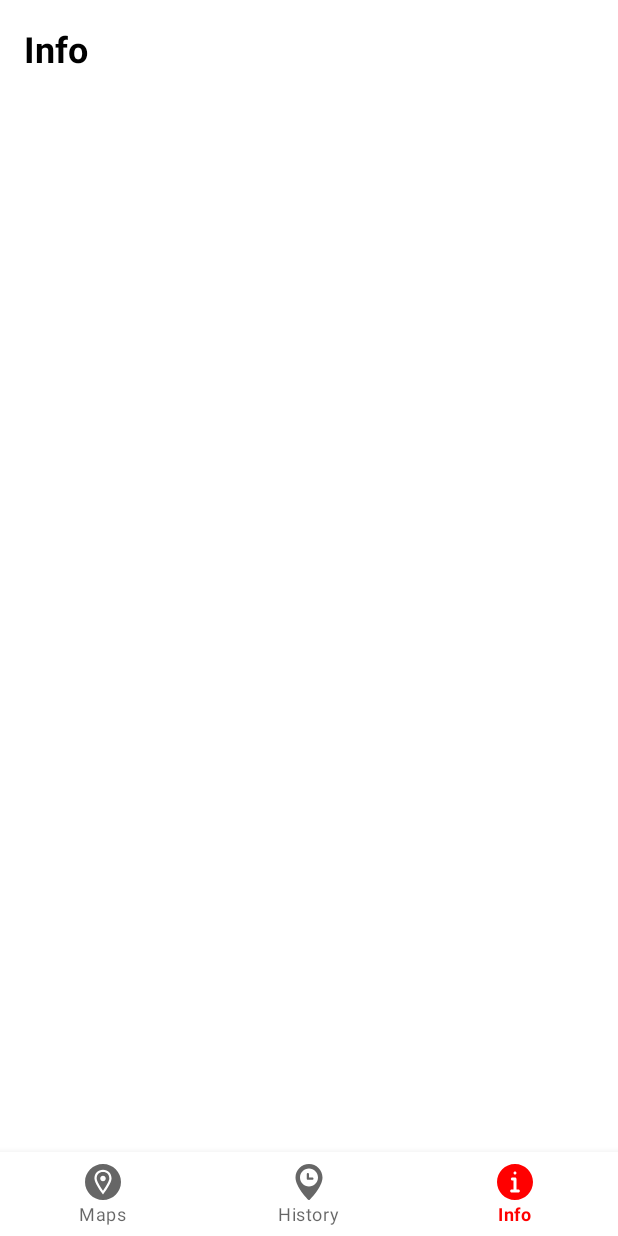
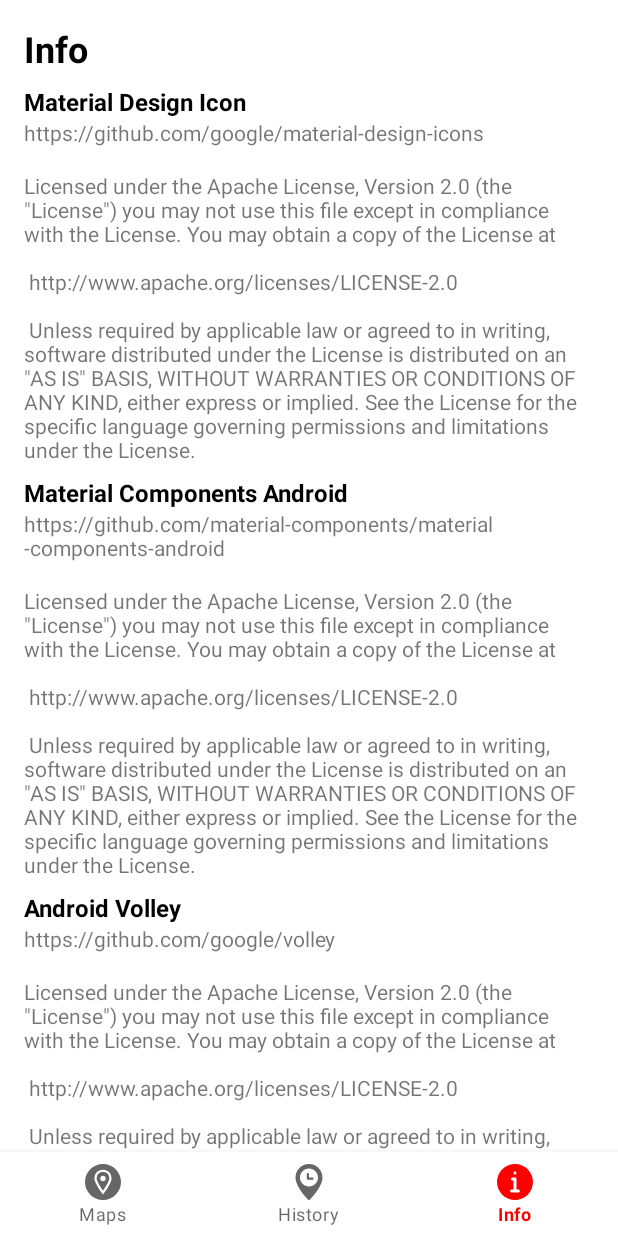
Before and after one commit to aksesin/Bangkit_Aksesin, an Android app: the InfoFragment screen opened through its navigation route, on a phone screen of 412 x 824 dp. Run offline under Robolectric (Android 15) with nearby library versions, the phone set to English and light mode, and no system bars; our stand-ins replace navigation-ui.

Commit message:
create list credit license (info)

```diff
--- /dev/null
+++ b/Aksesin/app/src/main/java/com/bangkit/aksesin/core/domain/model/Info.kt
@@ -0,0 +1,7 @@
+package com.bangkit.aksesin.core.domain.model
+
+data class Info(
+    var title: String,
+    var link: String,
+    var description: String
+)
--- /dev/null
+++ b/Aksesin/app/src/main/java/com/bangkit/aksesin/core/domain/model/InfoData.kt
@@ -0,0 +1,216 @@
+package com.bangkit.aksesin.core.domain.model
+
+object InfoData {
+
+    fun generateInfoCredits() :List<Info> {
+
+        val credits = ArrayList<Info>()
+
+        // 1. Material design Icon
+        credits.add(
+            Info(
+                "Material Design Icon",
+                "https://github.com/google/material-design-icons",
+                "Licensed under the Apache License, Version 2.0 (the \"License\") you may " +
+                        "not use this file except in compliance with the License. You may obtain a " +
+                        "copy of the License at \n\n http://www.apache.org/licenses/LICENSE-2.0 \n\n " +
+                        "Unless required by applicable law or agreed to in writing, software " +
+                        "distributed under the License is distributed on an \"AS IS\" BASIS, WITHOUT " +
+                        "WARRANTIES OR CONDITIONS OF ANY KIND, either express or implied. See the " +
+                        "License for the specific language governing permissions and limitations " +
+                        "under the License."
+            )
+        )
+
+        // 2. Material Components Android
+        credits.add(
+            Info(
+                "Material Components Android",
+                "https://github.com/material-components/material-components-android",
+                "Licensed under the Apache License, Version 2.0 (the \"License\") you may " +
+                        "not use this file except in compliance with the License. You may obtain a " +
+                        "copy of the License at \n\n http://www.apache.org/licenses/LICENSE-2.0 \n\n " +
+                        "Unless required by applicable law or agreed to in writing, software " +
+                        "distributed under the License is distributed on an \"AS IS\" BASIS, WITHOUT " +
+                        "WARRANTIES OR CONDITIONS OF ANY KIND, either express or implied. See the " +
+                        "License for the specific language governing permissions and limitations " +
+                        "under the License."
+            )
+        )
+
+        // 3. Android Volley
+        credits.add(
+            Info(
+                "Android Volley",
+                "https://github.com/google/volley",
+                "Licensed under the Apache License, Version 2.0 (the \"License\") you may " +
+                        "not use this file except in compliance with the License. You may obtain a " +
+                        "copy of the License at \n\n http://www.apache.org/licenses/LICENSE-2.0 \n\n " +
+                        "Unless required by applicable law or agreed to in writing, software " +
+                        "distributed under the License is distributed on an \"AS IS\" BASIS, WITHOUT " +
+                        "WARRANTIES OR CONDITIONS OF ANY KIND, either express or implied. See the " +
+                        "License for the specific language governing permissions and limitations " +
+                        "under the License."
+            )
+        )
+
+        // 4. Facebook Shimmer Android
+        credits.add(
+            Info(
+                "Facebook Shimmer Android",
+                "https://github.com/facebook/shimmer-android",
+                "Copyright (c) Facebook, Inc. and its affiliates. All rights reserved. \n\n " +
+
+                        "Redistribution and use in source and binary forms, with or without modification, " +
+                        "are permitted provided that the following conditions are met: \n\n" +
+
+                        "Redistributions of source code must retain the above copyright notice, this " +
+                        "list of conditions and the following disclaimer.\n\n" +
+
+                        "Redistributions in binary form must reproduce the above copyright notice, " +
+                        "this list of conditions and the following disclaimer in the documentation " +
+                        "and/or other materials provided with the distribution.\n\n " +
+
+                        "Neither the name Facebook nor the names of its contributors may be used to " +
+                        "endorse or promote products derived from this software without specific prior " +
+                        "written permission. \n\n " +
+
+                        "THIS SOFTWARE IS PROVIDED BY THE COPYRIGHT HOLDERS AND CONTRIBUTORS \"AS IS\" AND " +
+                        "ANY EXPRESS OR IMPLIED WARRANTIES, INCLUDING, BUT NOT LIMITED TO, THE IMPLIED " +
+                        "WARRANTIES OF MERCHANTABILITY AND FITNESS FOR A PARTICULAR PURPOSE ARE DISCLAIMED. " +
+                        "IN NO EVENT SHALL THE COPYRIGHT HOLDER OR CONTRIBUTORS BE LIABLE FOR ANY DIRECT, " +
+                        "INDIRECT, INCIDENTAL, SPECIAL, EXEMPLARY, OR CONSEQUENTIAL DAMAGES (INCLUDING, BUT " +
+                        "NOT LIMITED TO, PROCUREMENT OF SUBSTITUTE GOODS OR SERVICES; LOSS OF USE, DATA, " +
+                        "OR PROFITS; OR BUSINESS INTERRUPTION) HOWEVER CAUSED AND ON ANY THEORY OF LIABILITY, " +
+                        "WHETHER IN CONTRACT, STRICT LIABILITY, OR TORT (INCLUDING NEGLIGENCE OR OTHERWISE) " +
+                        "ARISING IN ANY WAY OUT OF THE USE OF THIS SOFTWARE, EVEN IF ADVISED OF THE POSSIBILITY OF SUCH DAMAGE."
+            )
+        )
+
+        // 5. Android Lottie
+        credits.add(
+            Info(
+                "Android Lottie",
+                "https://github.com/airbnb/lottie-android",
+                "Licensed under the Apache License, Version 2.0 (the \"License\") you may " +
+                        "not use this file except in compliance with the License. You may obtain a " +
+                        "copy of the License at \n\n http://www.apache.org/licenses/LICENSE-2.0 \n\n " +
+                        "Unless required by applicable law or agreed to in writing, software " +
+                        "distributed under the License is distributed on an \"AS IS\" BASIS, WITHOUT " +
+                        "WARRANTIES OR CONDITIONS OF ANY KIND, either express or implied. See the " +
+                        "License for the specific language governing permissions and limitations " +
+                        "under the License."
+            )
+        )
+
+        // 6. Android Navigation
+        credits.add(
+            Info(
+                "Android Navigation",
+                "https://github.com/AndroidExamples/fragment-navigation",
+                "Copyright 2014 The Android Open Source Project \n\n " +
+                        "Licensed under the Apache License, Version 2.0 (the \"License\") you may " +
+                        "not use this file except in compliance with the License. You may obtain a " +
+                        "copy of the License at \n\n http://www.apache.org/licenses/LICENSE-2.0 \n\n " +
+                        "Unless required by applicable law or agreed to in writing, software " +
+                        "distributed under the License is distributed on an \"AS IS\" BASIS, WITHOUT " +
+                        "WARRANTIES OR CONDITIONS OF ANY KIND, either express or implied. See the " +
+                        "License for the specific language governing permissions and limitations " +
+                        "under the License."
+            )
+        )
+
+        // 7. IO Insert Koin
+        credits.add(
+            Info(
+                "IO Insert Koin",
+                "https://github.com/InsertKoinIO/koin",
+                "NA"
+            )
+        )
+
+        // 8. Kotlinx coroutine
+        credits.add(
+            Info(
+                "Kotlinx Coroutine",
+                "https://github.com/Kotlin/kotlinx.coroutines",
+                "Copyright 2000-2020 JetBrains s.r.o. and Kotlin Programming Language contributors.\n\n" +
+                        "Licensed under the Apache License, Version 2.0 (the \"License\") you may " +
+                        "not use this file except in compliance with the License. You may obtain a " +
+                        "copy of the License at \n\n http://www.apache.org/licenses/LICENSE-2.0 \n\n " +
+                        "Unless required by applicable law or agreed to in writing, software " +
+                        "distributed under the License is distributed on an \"AS IS\" BASIS, WITHOUT " +
+                        "WARRANTIES OR CONDITIONS OF ANY KIND, either express or implied. See the " +
+                        "License for the specific language governing permissions and limitations " +
+                        "under the License."
+            )
+        )
+
+        // 9. Android lifecycle
+        credits.add(
+            Info(
+                "Android Lifecycle ViewModel",
+                "NA",
+                "Licensed under the Apache License, Version 2.0 (the \"License\") you may " +
+                        "not use this file except in compliance with the License. You may obtain a " +
+                        "copy of the License at \n\n http://www.apache.org/licenses/LICENSE-2.0 \n\n " +
+                        "Unless required by applicable law or agreed to in writing, software " +
+                        "distributed under the License is distributed on an \"AS IS\" BASIS, WITHOUT " +
+                        "WARRANTIES OR CONDITIONS OF ANY KIND, either express or implied. See the " +
+                        "License for the specific language governing permissions and limitations " +
+                        "under the License."
+            )
+        )
+
+        // 10. Square Retrofit
+        credits.add(
+            Info(
+                "Square Retrofit",
+                "https://github.com/square/retrofit",
+                "Copyright 2013 Square, Inc.\n\n" +
+                        "Licensed under the Apache License, Version 2.0 (the \"License\") you may " +
+                        "not use this file except in compliance with the License. You may obtain a " +
+                        "copy of the License at \n\n http://www.apache.org/licenses/LICENSE-2.0 \n\n " +
+                        "Unless required by applicable law or agreed to in writing, software " +
+                        "distributed under the License is distributed on an \"AS IS\" BASIS, WITHOUT " +
+                        "WARRANTIES OR CONDITIONS OF ANY KIND, either express or implied. See the " +
+                        "License for the specific language governing permissions and limitations " +
+                        "under the License."
+            )
+        )
+
+        // 11. Square okhttp
+        credits.add(
+            Info(
+                "Square okhttp",
+                "https://github.com/square/okhttp",
+                "Copyright 2019 Square, Inc.\n" +
+                        "Licensed under the Apache License, Version 2.0 (the \"License\") you may " +
+                        "not use this file except in compliance with the License. You may obtain a " +
+                        "copy of the License at \n\n http://www.apache.org/licenses/LICENSE-2.0 \n\n " +
+                        "Unless required by applicable law or agreed to in writing, software " +
+                        "distributed under the License is distributed on an \"AS IS\" BASIS, WITHOUT " +
+                        "WARRANTIES OR CONDITIONS OF ANY KIND, either express or implied. See the " +
+                        "License for the specific language governing permissions and limitations " +
+                        "under the License."
+            )
+        )
+
+        // 12. Android Room
+        credits.add(
+            Info(
+                "Android Room",
+                "https://github.com/googlecodelabs/android-room-with-a-view",
+                "Copyright 2019 Google, Inc\n" +
+                        "All image and audio files (including *.png, *.jpg, *.svg, *.mp3, *.wav and *.ogg) " +
+                        "are licensed under the CC BY 4.0 license. All other files are licensed under the Apache 2 license.\n\n" +
+                        "Licensed to the Apache Software Foundation (ASF) under one or more contributor license agreements. See the LICENSE file distributed with this work for additional information regarding copyright ownership. The ASF licenses this file to you under the Apache License, Version 2.0 (the \"License\"); you may not use this file except in compliance with the License. You may obtain a copy of the License at\n\n" +
+                        "http://www.apache.org/licenses/LICENSE-2.0\n\n" +
+                        "Unless required by applicable law or agreed to in writing, software distributed under the License is distributed on an \"AS IS\" BASIS, WITHOUT WARRANTIES OR CONDITIONS OF ANY KIND, either express or implied. See the License for the specific language governing permissions and limitations under the License."
+            )
+        )
+
+        // return ex
+        return credits
+    }
+}
--- /dev/null
+++ b/Aksesin/app/src/main/java/com/bangkit/aksesin/core/domain/model/InfoViewModel.kt
@@ -0,0 +1,8 @@
+package com.bangkit.aksesin.core.domain.model
+
+import androidx.lifecycle.ViewModel
+
+class InfoViewModel : ViewModel() {
+
+    fun getInfoData(): List<Info> = InfoData.generateInfoCredits()
+}
--- a/Aksesin/app/src/main/java/com/bangkit/aksesin/ui/adapter/InfoAdapter.kt
+++ b/Aksesin/app/src/main/java/com/bangkit/aksesin/ui/adapter/InfoAdapter.kt
@@ -1,5 +1,41 @@
 package com.bangkit.aksesin.ui.adapter
 
-class InfoAdapter {
+import android.view.LayoutInflater
+import android.view.ViewGroup
+import androidx.recyclerview.widget.RecyclerView
+import com.bangkit.aksesin.core.domain.model.Info
+import com.bangkit.aksesin.databinding.ItemCreditsBinding
+
+class InfoAdapter : RecyclerView.Adapter<InfoAdapter.InfoViewHolder>() {
+
+    private var listCredit = ArrayList<Info>()
+
+    fun setInfo(info: List<Info>?) {
+        if (info == null) return
+        this.listCredit.clear()
+        this.listCredit.addAll(info)
+    }
+
+    class InfoViewHolder(private val binding: ItemCreditsBinding) : RecyclerView.ViewHolder(binding.root) {
+        fun bind(info: Info) {
+            with(binding) {
+                tvTitleLicence.text = info.title
+                tvLink.text = info.link
+                tvDesc.text = info.description
+            }
+        }
+    }
+
+    override fun onCreateViewHolder(parent: ViewGroup, viewType: Int): InfoViewHolder {
+        val itemCreditsBinding = ItemCreditsBinding.inflate(LayoutInflater.from(parent.context), parent, false)
+        return InfoViewHolder(itemCreditsBinding)
+    }
+
+    override fun onBindViewHolder(holder: InfoViewHolder, position: Int) {
+        val info = listCredit[position]
+        holder.bind(info)
+    }
+
+    override fun getItemCount(): Int = listCredit.size
 
 }
--- a/Aksesin/app/src/main/java/com/bangkit/aksesin/ui/info/InfoFragment.kt
+++ b/Aksesin/app/src/main/java/com/bangkit/aksesin/ui/info/InfoFragment.kt
@@ -2,7 +2,11 @@ package com.bangkit.aksesin.ui.info
 
 import android.os.Bundle
 import android.view.View
+import androidx.lifecycle.ViewModelProvider
+import androidx.recyclerview.widget.LinearLayoutManager
+import com.bangkit.aksesin.core.domain.model.InfoViewModel
 import com.bangkit.aksesin.databinding.FragmentInfoBinding
+import com.bangkit.aksesin.ui.adapter.InfoAdapter
 import com.bangkit.aksesin.ui.base.BaseFragment
 
 class InfoFragment : BaseFragment<FragmentInfoBinding>(FragmentInfoBinding::inflate) {
@@ -10,7 +14,17 @@ class InfoFragment : BaseFragment<FragmentInfoBinding>(FragmentInfoBinding::infl
     override fun onViewCreated(view: View, savedInstanceState: Bundle?) {
         super.onViewCreated(view, savedInstanceState)
         if (activity != null) {
+            val viewModel = ViewModelProvider(this, ViewModelProvider.NewInstanceFactory())[InfoViewModel::class.java]
+            val info = viewModel.getInfoData()
 
+            val infoAdapter = InfoAdapter()
+            infoAdapter.setInfo(info)
+
+            with(binding.rvInfo) {
+                layoutManager = LinearLayoutManager(context)
+                setHasFixedSize(true)
+                adapter = infoAdapter
+            }
         }
     }
 }
--- a/Aksesin/app/src/main/res/layout/fragment_info.xml
+++ b/Aksesin/app/src/main/res/layout/fragment_info.xml
@@ -20,6 +20,7 @@
         app:layout_constraintTop_toTopOf="parent" />
 
     <androidx.recyclerview.widget.RecyclerView
+        android:id="@+id/rv_info"
         android:layout_width="match_parent"
         android:layout_height="0dp"
         app:layout_constraintEnd_toEndOf="parent"
```
